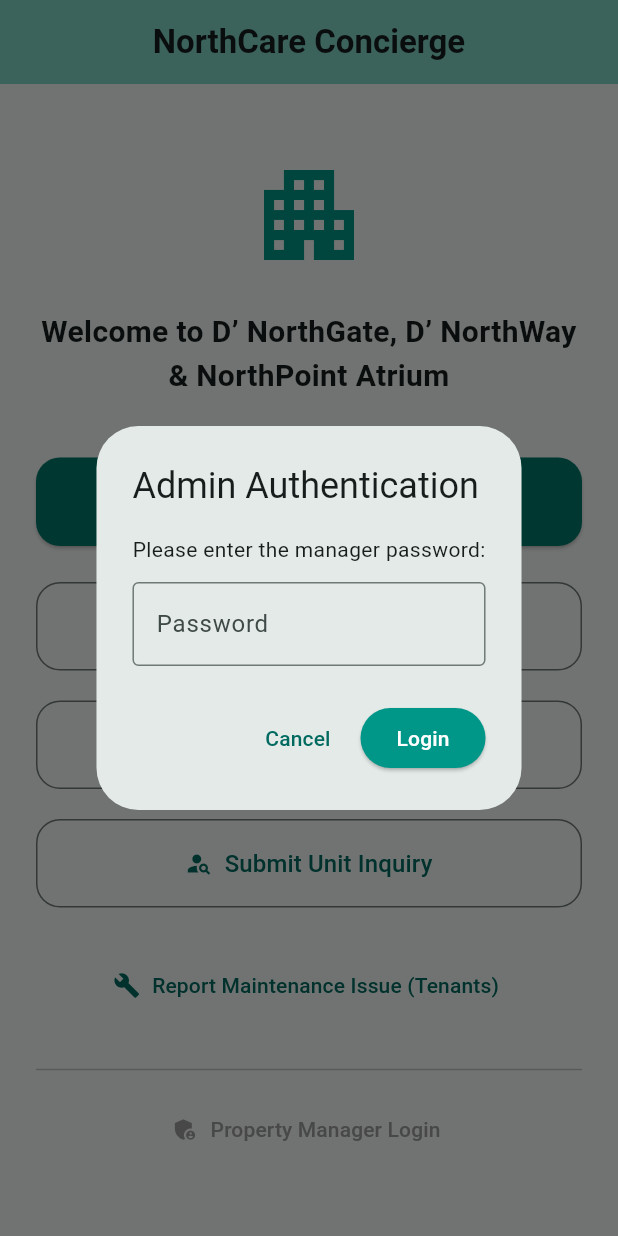
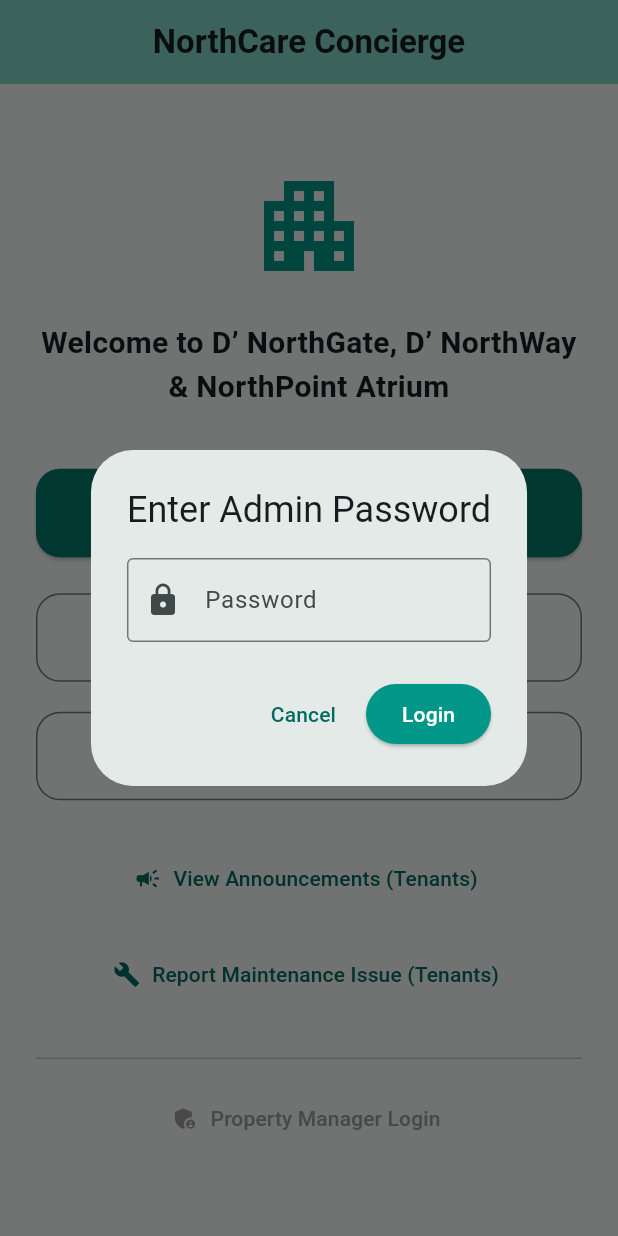
Before and after one commit to phlppdsqtd/NorthCare-Concierge, a Flutter app: the screen it shows after launch, after a tap on "Property Manager Login", on a phone screen of 412 x 824 dp. Run offline on Flutter 3.47's test engine with Material 3 defaults, Android fonts, the phone set to English and light mode, and no system bars; our stand-ins replace google_generative_ai, supabase_flutter; accounts and stored records are empty.

Commit message:
Add Supabase role auth, Admin Settings UI, and fix Admin FAB visibility

```diff
--- a/lib/screens/home_screen.dart
+++ b/lib/screens/home_screen.dart
@@ -1,4 +1,5 @@
 import 'package:flutter/material.dart';
+import 'package:supabase_flutter/supabase_flutter.dart';
 import 'chat_screen.dart';
 import 'inquiry_screen.dart';
 import 'maintenance_screen.dart';
@@ -8,6 +9,84 @@ import 'announcements_screen.dart';
 
 class HomeScreen extends StatelessWidget {
   const HomeScreen({super.key});
+
+  // Reusable password dialog for both Tenants and Admins
+  Future<void> _showPasswordDialog(BuildContext context, String role, Widget destinationScreen) async {
+    final passwordController = TextEditingController();
+    String errorMessage = '';
+
+    showDialog(
+      context: context,
+      builder: (BuildContext dialogContext) {
+        return StatefulBuilder(
+          builder: (context, setState) {
+            return AlertDialog(
+              title: Text('Enter ${role[0].toUpperCase()}${role.substring(1)} Password'),
+              content: Column(
+                mainAxisSize: MainAxisSize.min,
+                children: [
+                  TextField(
+                    controller: passwordController,
+                    obscureText: true,
+                    decoration: const InputDecoration(
+                      labelText: 'Password',
+                      prefixIcon: Icon(Icons.lock),
+                      border: OutlineInputBorder(),
+                    ),
+                  ),
+                  if (errorMessage.isNotEmpty) ...[
+                    const SizedBox(height: 8),
+                    Text(errorMessage, style: const TextStyle(color: Colors.red, fontSize: 12)),
+                  ]
+                ],
+              ),
+              actions: [
+                TextButton(
+                  onPressed: () => Navigator.pop(dialogContext),
+                  child: const Text('Cancel'),
+                ),
+                ElevatedButton(
+                  style: ElevatedButton.styleFrom(
+                    backgroundColor: Colors.teal,
+                    foregroundColor: Colors.white,
+                  ),
+                  onPressed: () async {
+                    final input = passwordController.text.trim();
+                    if (input.isEmpty) return;
+
+                    try {
+                      // Fetch the correct password from Supabase
+                      final response = await Supabase.instance.client
+                          .from('passcodes')
+                          .select('code')
+                          .eq('role', role)
+                          .single();
+
+                      if (response['code'] == input) {
+                        if (dialogContext.mounted) {
+                          Navigator.pop(dialogContext); // Close dialog
+                          // Navigate to destination
+                          Navigator.push(
+                            context,
+                            MaterialPageRoute(builder: (context) => destinationScreen),
+                          );
+                        }
+                      } else {
+                        setState(() => errorMessage = 'Incorrect password. Please try again.');
+                      }
+                    } catch (e) {
+                      setState(() => errorMessage = 'Error verifying password.');
+                    }
+                  },
+                  child: const Text('Login'),
+                ),
+              ],
+            );
+          }
+        );
+      }
+    );
+  }
 
   @override
   Widget build(BuildContext context) {
@@ -86,29 +165,6 @@ class HomeScreen extends StatelessWidget {
 
                 const SizedBox(height: 20),
 
-                // ================= ANNOUNCEMENTS =================
-                OutlinedButton.icon(
-                  onPressed: () {
-                    Navigator.push(
-                      context,
-                      MaterialPageRoute(builder: (context) => const AnnouncementsScreen()),
-                    );
-                  },
-                  icon: const Icon(Icons.campaign),
-                  style: OutlinedButton.styleFrom(
-                    padding: const EdgeInsets.symmetric(vertical: 18),
-                    shape: RoundedRectangleBorder(
-                      borderRadius: BorderRadius.circular(16),
-                    ),
-                  ),
-                  label: const Text(
-                    'View Announcements',
-                    style: TextStyle(fontSize: 16),
-                  ),
-                ),
-
-                const SizedBox(height: 20),
-
                 // ================= INQUIRY =================
                 OutlinedButton.icon(
                   onPressed: () {
@@ -132,14 +188,18 @@ class HomeScreen extends StatelessWidget {
 
                 const SizedBox(height: 28),
 
+                // ================= ANNOUNCEMENTS =================
+                TextButton.icon(
+                  onPressed: () => _showPasswordDialog(context, 'tenant', const AnnouncementsScreen()),
+                  icon: const Icon(Icons.campaign),
+                  label: const Text('View Announcements (Tenants)'),
+                ),
+
+                const SizedBox(height: 16),
+
                 // ================= MAINTENANCE =================
                 TextButton.icon(
-                  onPressed: () {
-                    Navigator.push(
-                      context,
-                      MaterialPageRoute(builder: (context) => const MaintenanceScreen()),
-                    );
-                  },
+                  onPressed: () => _showPasswordDialog(context, 'tenant', const MaintenanceScreen()),
                   icon: const Icon(Icons.build),
                   label: const Text('Report Maintenance Issue (Tenants)'),
                 ),
@@ -149,62 +209,7 @@ class HomeScreen extends StatelessWidget {
 
                 // ================= ADMIN =================
                 TextButton.icon(
-                  onPressed: () {
-                    showDialog(
-                      context: context,
-                      builder: (BuildContext dialogContext) {
-                        final TextEditingController passwordController = TextEditingController();
-
-                        return AlertDialog(
-                          title: const Text('Admin Authentication'),
-                          content: Column(
-                            mainAxisSize: MainAxisSize.min,
-                            children: [
-                              const Text('Please enter the manager password:'),
-                              const SizedBox(height: 12),
-                              TextField(
-                                controller: passwordController,
-                                obscureText: true,
-                                decoration: const InputDecoration(
-                                  border: OutlineInputBorder(),
-                                  hintText: 'Password',
-                                ),
-                              ),
-                            ],
-                          ),
-                          actions: [
-                            TextButton(
-                              onPressed: () => Navigator.pop(dialogContext),
-                              child: const Text('Cancel'),
-                            ),
-                            ElevatedButton(
-                              style: ElevatedButton.styleFrom(
-                                backgroundColor: Colors.teal,
-                                foregroundColor: Colors.white,
-                              ),
-                              onPressed: () {
-                                if (passwordController.text == 'northcare2026') {
-                                  Navigator.pop(dialogContext);
-                                  Navigator.push(
-                                    context,
-                                    MaterialPageRoute(builder: (context) => const AdminInboxScreen()),
-                                  );
-                                } else {
-                                  ScaffoldMessenger.of(context).showSnackBar(
-                                    const SnackBar(
-                                      content: Text('Incorrect password!'),
-                                      backgroundColor: Colors.red,
-                                    ),
-                                  );
-                                }
-                              },
-                              child: const Text('Login'),
-                            ),
-                          ],
-                        );
-                      },
-                    );
-                  },
+                  onPressed: () => _showPasswordDialog(context, 'admin', const AdminInboxScreen()),
                   icon: const Icon(Icons.admin_panel_settings, color: Colors.grey),
                   label: const Text(
                     'Property Manager Login',
```
Also changed, not shown: lib/screens/admin_inbox_screen.dart (+77 -13 lines), lib/screens/admin_settings_screen.dart (added, +176 -0 lines), pubspec.lock.
